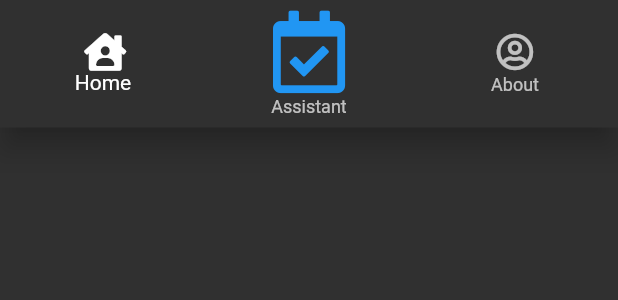
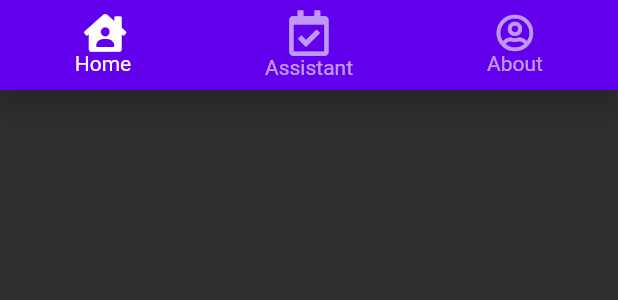
Before and after one commit to stigsfoot/home_assistant_onboard, a Flutter app: the AppBottomNav widget shown alone on an empty page, opened directly, on a phone screen of 412 x 824 dp. Shown: the top 300 px of the screen. Run offline on Flutter 3.47's test engine with Material 2 defaults, Android fonts, the phone set to English and light mode, and no system bars; our stand-ins replace cloud_firestore, firebase_analytics, firebase_auth, font_awesome_flutter, google_sign_in, rxdart; missing offline and left inert: snack; accounts and stored records are empty; Roboto replaces fonts that are missing (Nunito).

Commit message:
theme: updated BottomNav theme
https://github.com/material-components/material-components-flutter/blob/develop/docs/components/bottom_navigation.md

```diff
--- a/lib/shared/navigation.dart
+++ b/lib/shared/navigation.dart
@@ -5,23 +5,29 @@ class AppBottomNav extends StatelessWidget {
   @override
   Widget build(BuildContext context) {
     return BottomNavigationBar(
+      type: BottomNavigationBarType.fixed,
+      backgroundColor: Color(0xFF6200EE),
+      selectedItemColor: Colors.white,
+      unselectedItemColor: Colors.white.withOpacity(.60),
+      selectedFontSize: 14,
+      unselectedFontSize: 14,
       items: [
         BottomNavigationBarItem(
             icon: Icon(FontAwesomeIcons.houseUser, size: 25),
             title: Text('Home')),
         BottomNavigationBarItem(
             icon: Icon(FontAwesomeIcons.calendarCheck,
-                size: 55, color: Colors.blue),
+                size: 30),
             title: Text('Assistant')),
         BottomNavigationBarItem(
             icon: Icon(FontAwesomeIcons.userCircle, size: 25),
             title: Text('About')),
       ].toList(),
-      fixedColor: Colors.white,
+      //fixedColor: Colors.white,
       onTap: (int navIndex) {
         switch (navIndex) {
           case 0:
-            //Navigator.pushNamed(context, '/onboarding'); // TODO: commented out to possibly solve the nav issue
+            // Navigator.pushNamed(context, '/onboarding'); // TODO: commented out to possibly solve the nav issue
             break;
           case 1:
             Navigator.pushNamed(context, '/reminders');
```
Also changed, not shown: 1 other file.
